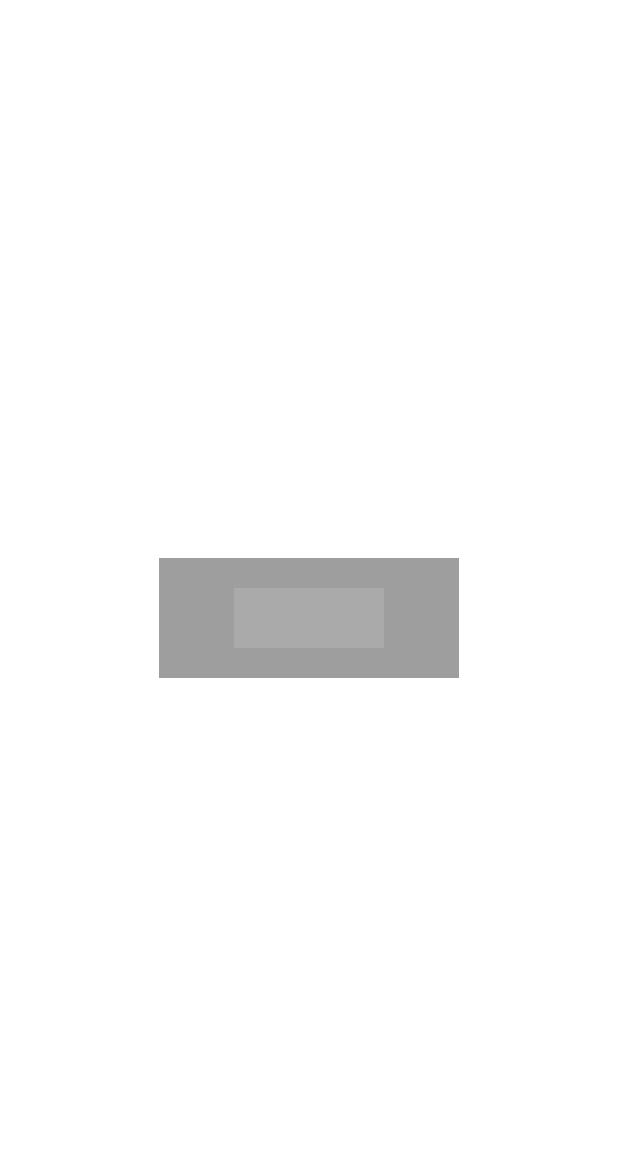
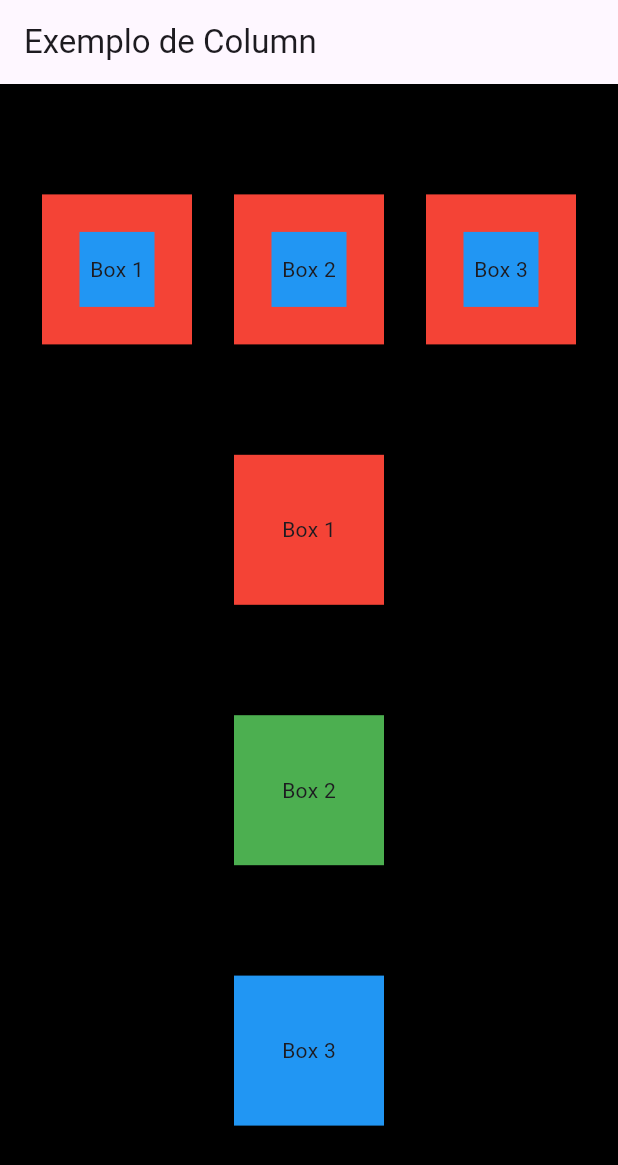
Before and after one commit to Chikrem/projetos_flutter, a Flutter app: the screen it shows after launch, on a phone screen of 412 x 824 dp. Shown: the top 1165 px of the screen. Run offline on Flutter 3.47's test engine with Material 3 defaults, Android fonts, the phone set to English and light mode, and no system bars.

Commit message:
Column e Row

```diff
--- a/lib/main.dart
+++ b/lib/main.dart
@@ -1,4 +1,3 @@
-// Início Aula-1
 import 'package:flutter/material.dart';
 
 void main() {
@@ -8,29 +7,85 @@ void main() {
 class MyApp extends StatelessWidget {
   const MyApp({super.key});
 
-  // This widget is the root of your application.
   @override
   Widget build(BuildContext context) {
     return MaterialApp(
-      title: 'Flutter Demo',
       theme: ThemeData(
-        colorScheme: ColorScheme.fromSeed(seedColor: Colors.deepPurple),
-        useMaterial3: true,
+        primarySwatch: (Colors.deepPurple),
       ),
-      home: Stack(                              // A Stack organiza widgets em uma pilha, ou seja, widgets são desenhados uns sobre os outros.
-      alignment: AlignmentDirectional.center,   // centraliza os widgets filhos no eixo horizontal e vertical.
-        children: [                             // Propriedade de Stack. Uma lista de widgets que serão empilhados.
-          Container(                            // É usado para criar áreas retangulares na tela, com propriedades de estilo, como cor, tamanho, margens, etc.
-            color: Colors.grey,
-            width: 200,
-            height: 80,
-          ),
-          Container(
-            color: Colors.white12,
-            width: 100,
-            height: 40,
-          ),
-        ],
+      home: Scaffold(
+        appBar: AppBar(title: const Text('Exemplo de Column')),
+        body:
+
+        Stack(
+          children: [                                               // Um layout que permite sobrepor widgets uns sobre os outros.
+            Container(                                              // Um widget flexível que combina layout e estilo. Pode ser usado para definir dimensões, bordas, cores, padding, margens e muito mais.
+              color: Colors.black,
+            ),
+            Column(                                                 // Organiza seus filhos (widgets) em uma disposição vertical (de cima para baixo), proporcionando uma maneira simples e eficaz de construir layouts verticais.
+
+              mainAxisAlignment: MainAxisAlignment.spaceEvenly,     // Distribui os containers com espaçamento igual entre eles.
+              crossAxisAlignment: CrossAxisAlignment.center,        // Centraliza os containers horizontalmente.
+
+              children: [                                           // Assim como o Stack, possui a propriedade Children que permite agrupar vários Widgets.
+                                                                    // O primeiro Filho é uma Fileira de Containers e os outros 3 são Containers separados.
+
+                Row(                                                // O Row é um widget do Flutter usado para organizar widgets filhos em uma disposição horizontal (lado a lado). Ele é o equivalente horizontal do Column e é muito útil para criar layouts onde os elementos precisam ser exibidos lado a lado.
+                  mainAxisAlignment: MainAxisAlignment.spaceEvenly, // Distribui os containers com espaçamento igual entre eles.
+                  crossAxisAlignment: CrossAxisAlignment.center,    // Centraliza os containers verticalmente.
+
+                  children: [                                        // Assim como o Stack, possui a propriedade Children que permite agrupar vários Widgets.
+                    Stack(
+                      alignment: AlignmentDirectional.center,
+                      children: [
+                        Container(color: Colors.red, width: 100, height: 100,),
+                        Container(color: Colors.blue, width: 50, height: 50,
+                          child: const Center(child: Text('Box 1')),),
+                      ],
+                    ),
+                    Stack(
+                      alignment: AlignmentDirectional.center,
+                      children: [
+                        Container(color: Colors.red, width: 100, height: 100,),
+                        Container(color: Colors.blue, width: 50, height: 50,
+                          child: const Center(child: Text('Box 2')),),
+                      ],
+                    ),
+                    Stack(
+                      alignment: AlignmentDirectional.center,
+                      children: [
+                        Container(color: Colors.red, width: 100, height: 100,),
+                        Container(color: Colors.blue, width: 50, height: 50,
+                          child: const Center(child: Text('Box 3')),),
+                      ],
+                    ),
+                  ],
+                ),
+
+                Container(
+                  width: 100,
+                  height: 100,
+                  color: Colors.red,
+                  child: const Center(child: Text('Box 1')),
+                ),
+
+                Container(
+                  width: 100,
+                  height: 100,
+                  color: Colors.green,
+                  child: const Center(child: Text('Box 2')),
+                ),
+
+                Container(
+                  width: 100,
+                  height: 100,
+                  color: Colors.blue,
+                  child: const Center(child: Text('Box 3')),
+                ),
+              ],
+            ),
+          ],
+        )
       ),
     );
   }
```
